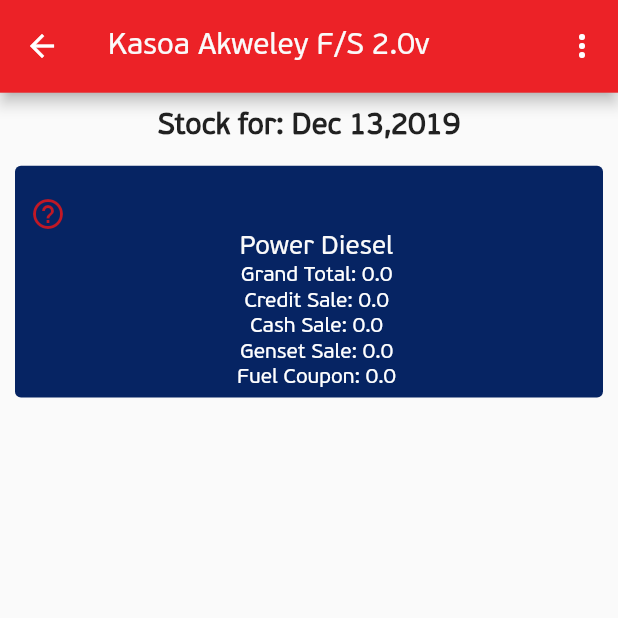
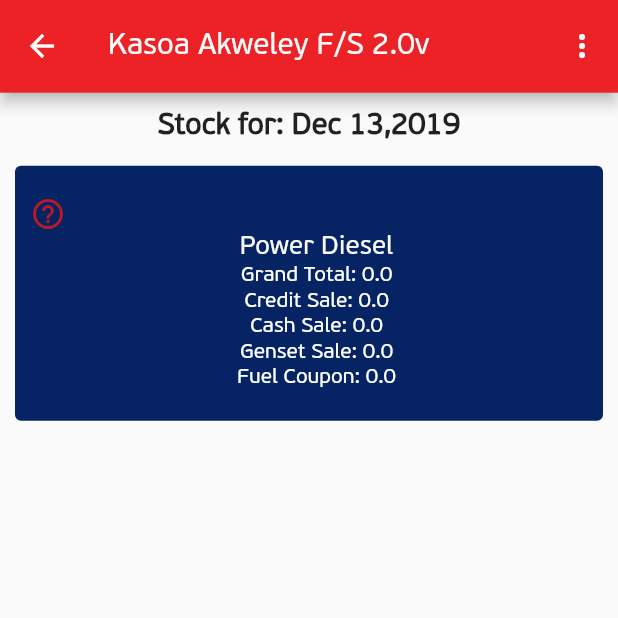
Before and after one commit to Mr-Ashitey/qg_stock_take_app, a Flutter app: the SalesScreen screen opened directly, on a phone screen of 412 x 824 dp, the top half of it. Run offline on Flutter 3.47's test engine with Material 2 defaults, Android fonts, the phone set to English and light mode, and no system bars.

Commit message:
fix overflow error in sales screen add type to buildCard

```diff
--- a/lib/screens/stock_take_details/sales.dart
+++ b/lib/screens/stock_take_details/sales.dart
@@ -62,7 +62,7 @@ class SalesScreen extends StatelessWidget {
     );
   }
 
-  buildCard(
+  ElevatedButton buildCard(
     String title,
     double grandTotal,
     double credit,
@@ -77,12 +77,8 @@ class SalesScreen extends StatelessWidget {
       onPressed: onPressed,
       style: ElevatedButton.styleFrom(
         elevation: 0,
-        padding: const EdgeInsets.only(top: 20, left: 10),
+        padding: const EdgeInsets.only(top: 20, left: 10, bottom: 20),
         backgroundColor: colorDeepBlue1,
-        fixedSize: Size(
-          double.maxFinite,
-          getProportionateScreenHeight(150),
-        ),
       ),
       child: Column(
         // mainAxisAlignment: mainSpaceBetween,
--- a/lib/screens/stock_take_details/stock_take.dart
+++ b/lib/screens/stock_take_details/stock_take.dart
@@ -74,7 +74,7 @@ class StockTakeScreen extends StatelessWidget {
     );
   }
 
-  buildCard(
+  ElevatedButton buildCard(
     String title,
     Color color,
     VoidCallback onPressed,
```
